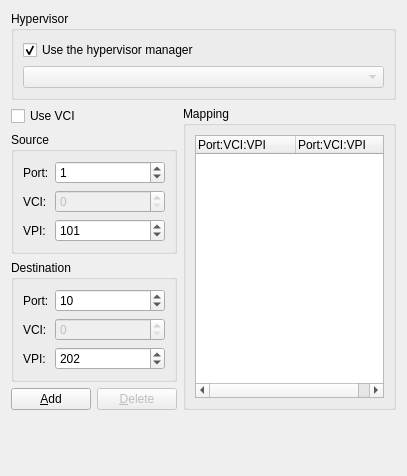
Qt form src/GNS3/Ui/ConfigurationPages/Form_ATMSWPage.ui (GNS3/gns3-legacy) before a commit.
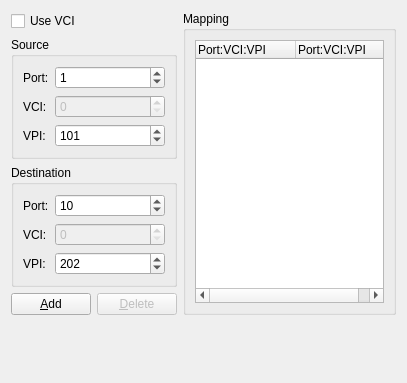
The same form after that commit.

Commit message:
[*] Remove hypervisor options for switches in node configurator
- Test a new way to test the connection to an hypervisor

```diff
--- a/src/GNS3/Ui/ConfigurationPages/Form_ATMSWPage.ui
+++ b/src/GNS3/Ui/ConfigurationPages/Form_ATMSWPage.ui
@@ -6,60 +6,21 @@
     <x>0</x>
     <y>0</y>
     <width>403</width>
-    <height>476</height>
+    <height>383</height>
    </rect>
   </property>
   <property name="windowTitle" >
    <string>ATM Switch</string>
   </property>
   <layout class="QGridLayout" >
-   <item row="0" column="0" colspan="3" >
-    <widget class="QGroupBox" name="groupBox_4" >
-     <property name="title" >
-      <string>Hypervisor</string>
-     </property>
-     <layout class="QGridLayout" >
-      <item row="0" column="0" >
-       <widget class="QCheckBox" name="checkBoxIntegratedHypervisor" >
-        <property name="text" >
-         <string>Use the hypervisor manager</string>
-        </property>
-        <property name="checked" >
-         <bool>true</bool>
-        </property>
-       </widget>
-      </item>
-      <item row="0" column="1" >
-       <spacer>
-        <property name="orientation" >
-         <enum>Qt::Horizontal</enum>
-        </property>
-        <property name="sizeHint" >
-         <size>
-          <width>141</width>
-          <height>20</height>
-         </size>
-        </property>
-       </spacer>
-      </item>
-      <item row="1" column="0" colspan="2" >
-       <widget class="QComboBox" name="comboBoxHypervisors" >
-        <property name="enabled" >
-         <bool>false</bool>
-        </property>
-       </widget>
-      </item>
-     </layout>
-    </widget>
-   </item>
-   <item row="1" column="0" colspan="2" >
+   <item row="0" column="0" colspan="2" >
     <widget class="QCheckBox" name="checkBoxVCI" >
      <property name="text" >
       <string>Use VCI</string>
      </property>
     </widget>
    </item>
-   <item rowspan="4" row="1" column="2" >
+   <item rowspan="4" row="0" column="2" >
     <widget class="QGroupBox" name="groupBox_2" >
      <property name="title" >
       <string>Mapping</string>
@@ -91,7 +52,7 @@
      </layout>
     </widget>
    </item>
-   <item row="2" column="0" colspan="2" >
+   <item row="1" column="0" colspan="2" >
     <widget class="QGroupBox" name="groupBox" >
      <property name="sizePolicy" >
       <sizepolicy vsizetype="Preferred" hsizetype="Expanding" >
@@ -181,7 +142,7 @@
      </layout>
     </widget>
    </item>
-   <item row="3" column="0" colspan="2" >
+   <item row="2" column="0" colspan="2" >
     <widget class="QGroupBox" name="groupBox_3" >
      <property name="sizePolicy" >
       <sizepolicy vsizetype="Preferred" hsizetype="Expanding" >
@@ -271,14 +232,14 @@
      </layout>
     </widget>
    </item>
-   <item row="4" column="0" >
+   <item row="3" column="0" >
     <widget class="QPushButton" name="pushButtonAdd" >
      <property name="text" >
       <string>&amp;Add</string>
      </property>
     </widget>
    </item>
-   <item row="4" column="1" >
+   <item row="3" column="1" >
     <widget class="QPushButton" name="pushButtonDelete" >
      <property name="enabled" >
       <bool>false</bool>
@@ -288,7 +249,7 @@
      </property>
     </widget>
    </item>
-   <item row="5" column="2" >
+   <item row="4" column="2" >
     <spacer>
      <property name="orientation" >
       <enum>Qt::Vertical</enum>
```
The commit also changes 29 other files.
